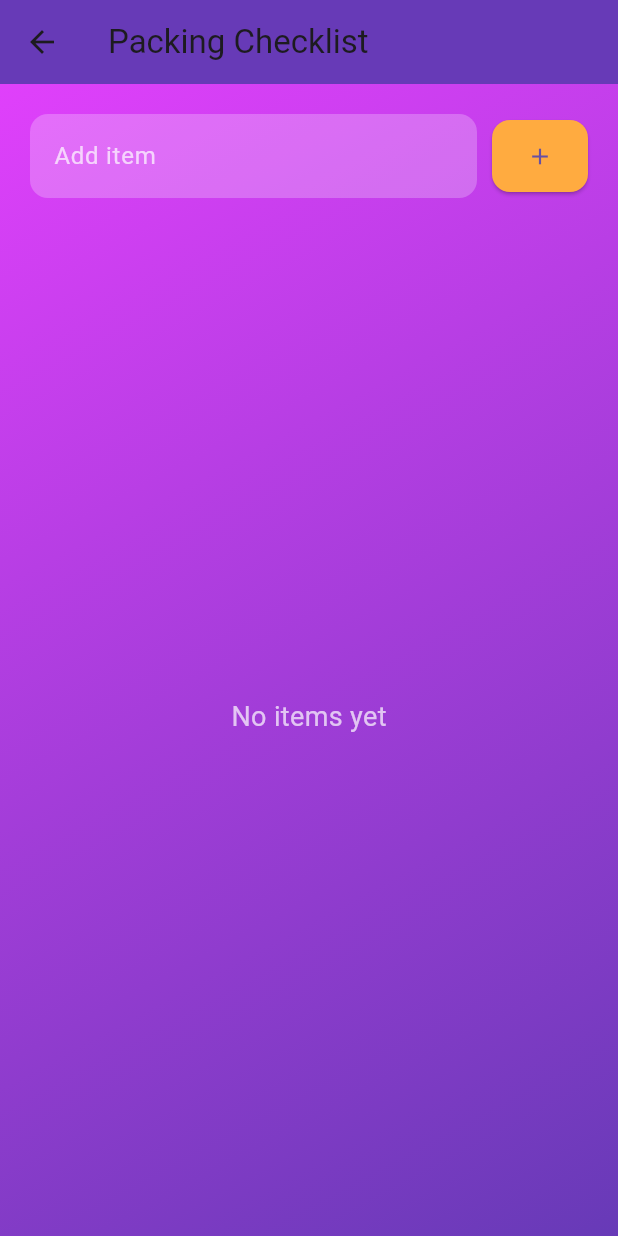
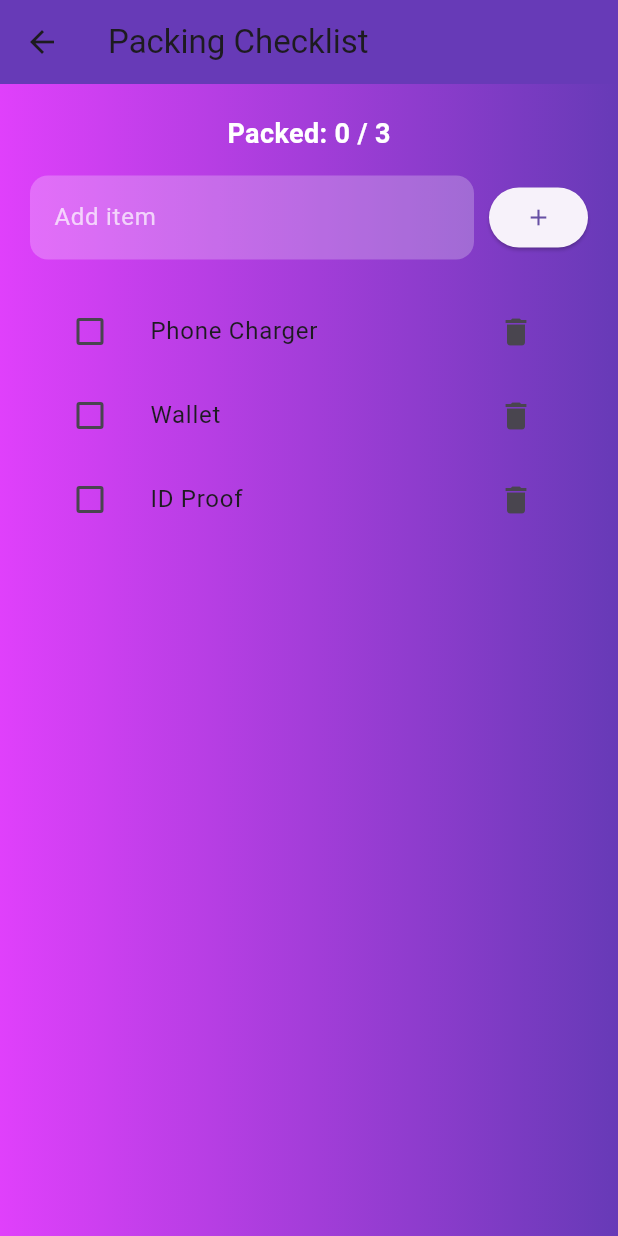
Before and after one commit to 1076dhruvi/travel-app, a Flutter app: the PackingChecklist screen opened directly with empty values, after a tap on the "add" icon, on a phone screen of 412 x 824 dp. Run offline on Flutter 3.47's test engine with Material 3 defaults, Android fonts, the phone set to English and light mode, and no system bars; our stand-ins replace sqflite; accounts and stored records are empty.

Commit message:
Changes made in packing checklist

```diff
--- a/lib/screens/packing_checklist.dart
+++ b/lib/screens/packing_checklist.dart
@@ -3,7 +3,15 @@ import '../services/database_service.dart';
 
 class PackingChecklist extends StatefulWidget {
   final int tripId;
-  const PackingChecklist({super.key, required this.tripId});
+  final String location;
+  final String date;
+
+  const PackingChecklist({
+    super.key,
+    required this.tripId,
+    required this.location,
+    required this.date,
+  });
 
   @override
   State<PackingChecklist> createState() => _PackingChecklistState();
@@ -16,10 +24,108 @@ class _PackingChecklistState extends State<PackingChecklist> {
   @override
   void initState() {
     super.initState();
-    _loadItems();
+    _initChecklist();
   }
 
-  // Load items from database
+  // 🔥 SMART LOGIC (location + season)
+  List<String> getSmartSuggestions(String location, String date) {
+    List<String> items = [];
+
+    location = location.toLowerCase();
+    date = date.toLowerCase();
+
+    bool isWinter = date.contains("dec") ||
+        date.contains("jan") ||
+        date.contains("feb");
+
+    bool isSummer = date.contains("mar") ||
+        date.contains("apr") ||
+        date.contains("may") ||
+        date.contains("june");
+
+    bool isRainy = date.contains("july") ||
+        date.contains("aug");
+
+    bool isBeach =
+        location.contains("goa") || location.contains("beach");
+
+    bool isColdPlace =
+        location.contains("manali") ||
+            location.contains("shimla") ||
+            location.contains("kashmir") ||
+            location.contains("leh") ||
+            location.contains("ladakh") ||
+            location.contains("gulmarg") ||
+            location.contains("nainital") ||
+            location.contains("mussoorie");
+
+    // Cold places in winter
+    if (isColdPlace && isWinter) {
+      items.addAll([
+        "Heavy Jacket",
+        "Gloves",
+        "Thermal wear",
+        "Woolen socks"
+      ]);
+    }
+
+    // Beach locations (always include swimwear)
+    if (isBeach) {
+      items.addAll([
+        "Sunglasses",
+        "Swimwear",
+        "Sunscreen",
+        "Flip flops"
+      ]);
+    }
+
+    // Summer but not beach (NO swimwear)
+    if (isSummer && !isBeach) {
+      items.addAll([
+        "Light clothes",
+        "Cap",
+        "Sunscreen"
+      ]);
+    }
+
+    // Rainy season
+    if (isRainy) {
+      items.addAll([
+        "Umbrella",
+        "Raincoat",
+        "Waterproof bag"
+      ]);
+    }
+
+    // Default essentials
+    items.addAll([
+      "Phone Charger",
+      "Wallet",
+      "ID Proof"
+    ]);
+
+    return items.toSet().toList();
+  }
+
+  // Initialize checklist
+  Future<void> _initChecklist() async {
+    final existingItems =
+    await DatabaseService().getPackingItems(widget.tripId);
+
+    if (existingItems.isEmpty) {
+      List<String> suggestions =
+      getSmartSuggestions(widget.location, widget.date);
+
+      for (var item in suggestions) {
+        await DatabaseService()
+            .insertPackingItem(widget.tripId, item);
+      }
+    }
+
+    await _loadItems();
+  }
+
+  // Load items
   Future<void> _loadItems() async {
     final fetchedItems =
     await DatabaseService().getPackingItems(widget.tripId);
@@ -28,18 +134,18 @@ class _PackingChecklistState extends State<PackingChecklist> {
     });
   }
 
-  // Add item
+  // Add item manually
   Future<void> _addItem() async {
     final text = itemController.text.trim();
     if (text.isEmpty) return;
 
     await DatabaseService().insertPackingItem(widget.tripId, text);
     itemController.clear();
-    FocusScope.of(context).unfocus(); // hide keyboard
+    FocusScope.of(context).unfocus();
     await _loadItems();
   }
 
-  // Toggle done/undone
+  // Toggle done
   Future<void> _toggleItem(int index) async {
     final item = items[index];
     final newDone = item['done'] == 0;
@@ -58,6 +164,9 @@ class _PackingChecklistState extends State<PackingChecklist> {
     });
   }
 
+  int get completedCount =>
+      items.where((item) => item['done'] == 1).length;
+
   @override
   Widget build(BuildContext context) {
     return Scaffold(
@@ -70,12 +179,21 @@ class _PackingChecklistState extends State<PackingChecklist> {
         decoration: const BoxDecoration(
           gradient: LinearGradient(
             colors: [Colors.purpleAccent, Colors.deepPurple],
-            begin: Alignment.topLeft,
-            end: Alignment.bottomRight,
           ),
         ),
         child: Column(
           children: [
+            if (items.isNotEmpty)
+              Text(
+                "Packed: $completedCount / ${items.length}",
+                style: const TextStyle(
+                    color: Colors.white,
+                    fontSize: 18,
+                    fontWeight: FontWeight.bold),
+              ),
+
+            const SizedBox(height: 15),
+
             Row(
               children: [
                 Expanded(
@@ -84,7 +202,8 @@ class _PackingChecklistState extends State<PackingChecklist> {
                     style: const TextStyle(color: Colors.white),
                     decoration: InputDecoration(
                       hintText: "Add item",
-                      hintStyle: const TextStyle(color: Colors.white70),
+                      hintStyle:
+                      const TextStyle(color: Colors.white70),
                       filled: true,
                       fillColor: Colors.white24,
                       border: OutlineInputBorder(
@@ -98,56 +217,43 @@ class _PackingChecklistState extends State<PackingChecklist> {
                 const SizedBox(width: 10),
                 ElevatedButton(
                   onPressed: _addItem,
-                  style: ElevatedButton.styleFrom(
-                    backgroundColor: Colors.orangeAccent,
-                    padding: const EdgeInsets.symmetric(horizontal: 20, vertical: 15),
-                    shape: RoundedRectangleBorder(
-                        borderRadius: BorderRadius.circular(12)),
-                  ),
                   child: const Icon(Icons.add),
                 ),
               ],
             ),
+
             const SizedBox(height: 20),
+
             Expanded(
               child: items.isEmpty
                   ? const Center(
                 child: Text(
                   "No items yet",
-                  style: TextStyle(color: Colors.white70, fontSize: 18),
+                  style: TextStyle(
+                      color: Colors.white70, fontSize: 18),
                 ),
               )
                   : ListView.builder(
                 itemCount: items.length,
                 itemBuilder: (context, index) {
                   final item = items[index];
-                  return Card(
-                    margin: const EdgeInsets.symmetric(vertical: 6),
-                    shape: RoundedRectangleBorder(
-                        borderRadius: BorderRadius.circular(15)),
-                    elevation: 5,
-                    child: ListTile(
+
+                  return ListTile(
                     leading: Checkbox(
                       value: item['done'] == 1,
                       onChanged: (_) => _toggleItem(index),
-                        activeColor: Colors.deepPurple,
                     ),
                     title: Text(
                       item['name'],
                       style: TextStyle(
-                          fontSize: 18,
                         decoration: item['done'] == 1
                             ? TextDecoration.lineThrough
-                              : TextDecoration.none,
-                          color: item['done'] == 1
-                              ? Colors.grey
-                              : Colors.black87,
+                            : null,
                       ),
                     ),
                     trailing: IconButton(
-                        icon: const Icon(Icons.delete, color: Colors.redAccent),
+                      icon: const Icon(Icons.delete),
                       onPressed: () => _deleteItem(index),
-                      ),
                     ),
                   );
                 },
--- a/lib/screens/trip_dashboard.dart
+++ b/lib/screens/trip_dashboard.dart
@@ -97,8 +97,11 @@ class TripDashboard extends StatelessWidget {
                   Navigator.push(
                     context,
                     MaterialPageRoute(
-                      builder: (context) =>
-                          PackingChecklist(tripId: trip.id!), // fixed
+                      builder: (context) => PackingChecklist(
+                        tripId: trip.id!,
+                        location: trip.location,
+                        date: trip.date,
+                      ), // fixed
                     ),
                   );
                 },
```
Lines whose indentation alone changed are shown as unchanged.
